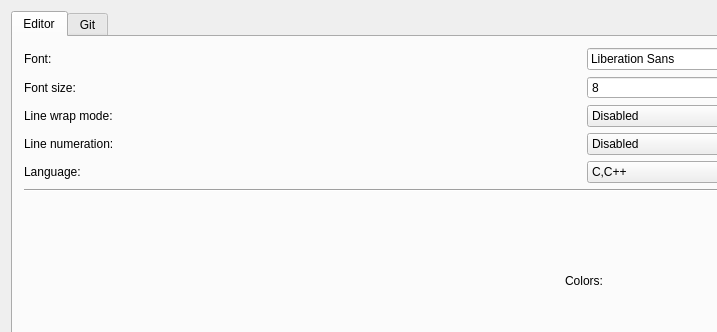
Above: settingsform.ui from Dhoine/Qnote before the change; both pictures show x 0 to 717 and y 0 to 332 of the 1168 by 880 pixel window. Below: the same form after it.
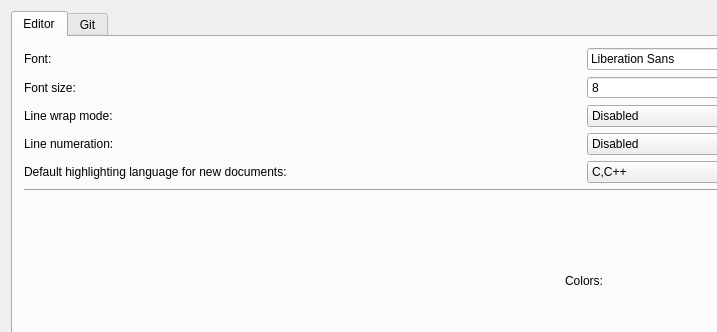
That is the form after the change.

Commit message: Allow to open java and c# files. Automatically change highlighting lang based on file extension. Default lang for new empty files can be changed in settings. Also fixed some bugs. TODO - Add git. - Allow to move documents to new windows.

The edit to the form file:
```diff
--- a/settingsform.ui
+++ b/settingsform.ui
@@ -143,7 +143,7 @@
           <item>
            <widget class="QLabel" name="label_4">
             <property name="text">
-             <string>Language:</string>
+             <string>Default highlighting language for new documents:</string>
             </property>
            </widget>
           </item>
```
The commit also changes 8 other files.
